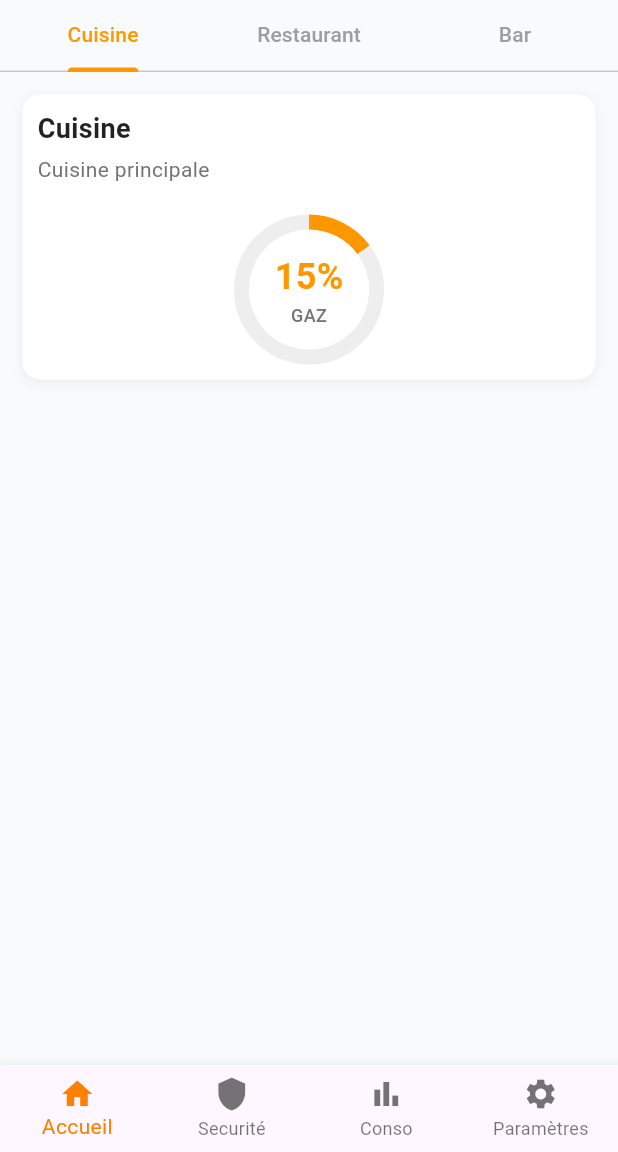
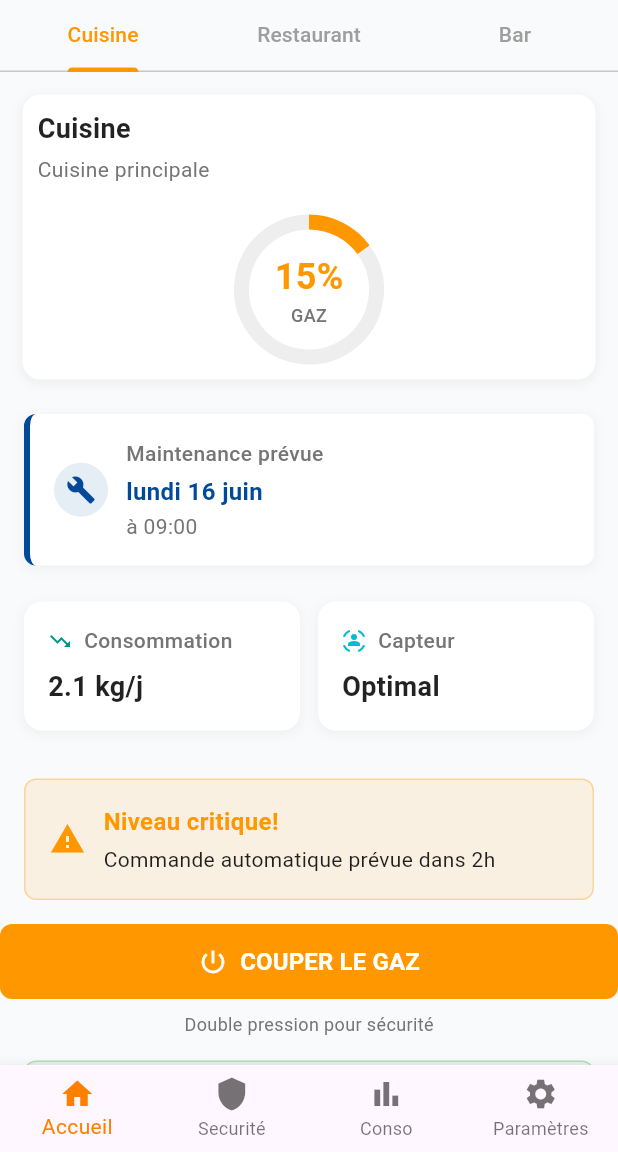
Before and after one commit to KudzoNelsam/gaz_connect, a Flutter app: the screen it shows after launch, on a phone screen of 412 x 824 dp, the part 84-1236 px from its top. Run offline on Flutter 3.47's test engine with Material 3 defaults, Android fonts, the phone set to English and light mode, and no system bars; drawn by our look-alikes of fl_chart; our stand-ins replace get.

Commit message:
Page Cuisine Fini

```diff
--- a/lib/app/modules/home/views/home_view.dart
+++ b/lib/app/modules/home/views/home_view.dart
@@ -1,6 +1,10 @@
 import 'package:flutter/material.dart';
+import 'package:gaz_connect/app/views/views/alert_card_view.dart';
+import 'package:gaz_connect/app/views/views/button_confirmation_view.dart';
 import 'package:gaz_connect/app/views/views/client_view.dart';
 import 'package:gaz_connect/app/views/views/graphique_donut_view.dart';
+import 'package:gaz_connect/app/views/views/info_personalisable_view.dart';
+import 'package:gaz_connect/app/views/views/prediction_widget_view.dart';
 
 import 'package:get/get.dart';
 
@@ -29,7 +33,18 @@ class HomeView extends GetView<HomeController> {
           Expanded(
             child: TabBarView(
               children: [
-                Center(child: getCuisineInfo()),
+                Center(
+                  child: Column(
+                    children: [
+                      getCuisineInfo(),
+                      getPredictionPersonnalisee(),
+                      getConsoAndCapteurInfo(),
+                      getCard(),
+                      getButtonConfirmerCoupure(),
+                      getCardLivraison(),
+                    ],
+                  ),
+                ),
                 Center(child: getRestaurantInfo()),
                 Center(child: getBarInfo()),
               ],
@@ -40,6 +55,22 @@ class HomeView extends GetView<HomeController> {
     );
     ;
     return ClientView(body: center);
+  }
+
+  Widget getCard() {
+    return AlertCardView(
+      titre: 'Niveau critique!',
+      message: 'Commande automatique prévue dans 2h',
+      type: TypeAlerte.avertissement,
+    );
+  }
+
+  Widget getCardLivraison() {
+    return AlertCardView(
+      titre: 'Demain 14h30',
+      message: 'Prochaine livraison',
+      type: TypeAlerte.succes,
+    );
   }
 
   Widget getCuisineInfo() {
@@ -65,6 +96,55 @@ class HomeView extends GetView<HomeController> {
     );
   }
 
+  Widget getButtonConfirmerCoupure() {
+    return ButtonConfirmationView(
+      onConfirmation: () {
+        print('Gaz coupé !');
+        Get.snackbar('Succès', 'Le gaz a été coupé');
+      },
+      onPremierePression: () {
+        print('Première pression détectée');
+      },
+    );
+  }
+
+  Widget getPredictionPersonnalisee() {
+    return PredictionWidgetView(
+      titre: 'Maintenance prévue',
+      date: 'lundi 16 juin',
+      heure: 'à 09:00',
+      couleurAccent: Color(0xFF004A99),
+      icone: Icons.build,
+    );
+  }
+
+  Widget getConsoAndCapteurInfo() {
+    return Padding(
+      padding: EdgeInsets.all(16),
+      child: Row(
+        children: [
+          Expanded(
+            child: InfoPersonalisableView(
+              titre: 'Consommation',
+              valeur: '2.1 kg/j',
+              icone: Icons.trending_down,
+              couleurIcone: Colors.teal,
+            ),
+          ),
+          SizedBox(width: 12),
+          Expanded(
+            child: InfoPersonalisableView(
+              titre: 'Capteur',
+              valeur: 'Optimal',
+              icone: Icons.sensor_occupied,
+              couleurIcone: Colors.cyan,
+            ),
+          ),
+        ],
+      ),
+    );
+  }
+
   Widget getRestaurantInfo() {
     return Text('Page Restaurant');
   }
--- /dev/null
+++ b/lib/app/views/views/alert_card_view.dart
@@ -0,0 +1,84 @@
+import 'package:flutter/material.dart';
+
+import 'package:get/get.dart';
+
+enum TypeAlerte { critique, avertissement, info, succes }
+
+class AlertCardView extends GetView {
+  final String titre;
+  final String message;
+  final TypeAlerte type;
+
+  const AlertCardView({
+    required this.titre,
+    required this.message,
+    required this.type,
+    super.key,
+  });
+  @override
+  Widget build(BuildContext context) {
+    final couleur = _getCouleur();
+    final icone = _getIcone();
+    return Container(
+      margin: EdgeInsets.all(16),
+      padding: EdgeInsets.all(16),
+      decoration: BoxDecoration(
+        color: couleur.withOpacity(0.1),
+        borderRadius: BorderRadius.circular(8),
+        border: Border.all(color: couleur.withOpacity(0.3), width: 1),
+      ),
+      child: Row(
+        children: [
+          Icon(icone, color: couleur, size: 24),
+          SizedBox(width: 12),
+          Expanded(
+            child: Column(
+              crossAxisAlignment: CrossAxisAlignment.start,
+              children: [
+                Text(
+                  titre,
+                  style: TextStyle(
+                    fontSize: 16,
+                    fontWeight: FontWeight.bold,
+                    color: couleur,
+                  ),
+                ),
+                SizedBox(height: 4),
+                Text(
+                  message,
+                  style: TextStyle(fontSize: 14, color: Colors.black87),
+                ),
+              ],
+            ),
+          ),
+        ],
+      ),
+    );
+  }
+
+  Color _getCouleur() {
+    switch (type) {
+      case TypeAlerte.critique:
+        return Colors.red;
+      case TypeAlerte.avertissement:
+        return Colors.orange;
+      case TypeAlerte.info:
+        return Colors.blue;
+      case TypeAlerte.succes:
+        return Colors.green;
+    }
+  }
+
+  IconData _getIcone() {
+    switch (type) {
+      case TypeAlerte.critique:
+        return Icons.error;
+      case TypeAlerte.avertissement:
+        return Icons.warning;
+      case TypeAlerte.info:
+        return Icons.info;
+      case TypeAlerte.succes:
+        return Icons.check_circle;
+    }
+  }
+}
--- /dev/null
+++ b/lib/app/views/views/button_confirmation_view.dart
@@ -0,0 +1,380 @@
+import 'package:flutter/material.dart';
+import 'package:get/get.dart';
+
+enum TypeNotification { snackBar, dialog, bottomSheet }
+
+class ButtonConfirmationView extends StatefulWidget {
+  // Textes personnalisables
+  final String texteInitial;
+  final String texteConfirmation;
+  final String sousTitreInitial;
+  final String sousTitreConfirmation;
+
+  // Notification personnalisable
+  final String titreNotification;
+  final String messageNotification;
+  final TypeNotification typeNotification;
+
+  // Couleurs personnalisables
+  final Color couleurInitiale;
+  final Color couleurConfirmation;
+
+  // Icône personnalisable
+  final IconData icone;
+
+  // Durées personnalisables
+  final int dureeResetSeconde;
+  final int dureeNotificationSeconde;
+
+  // Callbacks
+  final VoidCallback? onConfirmation;
+  final VoidCallback? onPremierePression;
+
+  // Messages de succès
+  final String? messageSucces;
+  final bool afficherMessageSucces;
+
+  const ButtonConfirmationView({
+    Key? key,
+    // Textes
+    this.texteInitial = 'COUPER LE GAZ',
+    this.texteConfirmation = 'CONFIRMER COUPURE',
+    this.sousTitreInitial = 'Double pression pour sécurité',
+    this.sousTitreConfirmation = 'Appuyez à nouveau pour confirmer',
+
+    // Notification
+    this.titreNotification = 'Première pression',
+    this.messageNotification = 'Appuyez à nouveau pour couper le gaz',
+    this.typeNotification = TypeNotification.snackBar,
+
+    // Couleurs
+    this.couleurInitiale = Colors.orange,
+    this.couleurConfirmation = Colors.red,
+
+    // Icône
+    this.icone = Icons.power_settings_new,
+
+    // Durées
+    this.dureeResetSeconde = 5,
+    this.dureeNotificationSeconde = 4,
+
+    // Callbacks
+    this.onConfirmation,
+    this.onPremierePression,
+
+    // Messages
+    this.messageSucces,
+    this.afficherMessageSucces = true,
+  }) : super(key: key);
+
+  @override
+  State<ButtonConfirmationView> createState() => _ButtonConfirmationViewState();
+}
+
+class _ButtonConfirmationViewState extends State<ButtonConfirmationView> {
+  bool _premierePression = false;
+
+  void _gererPression() {
+    if (!_premierePression) {
+      // Première pression
+      setState(() {
+        _premierePression = true;
+      });
+
+      // Callback première pression
+      if (widget.onPremierePression != null) {
+        widget.onPremierePression!();
+      }
+
+      // Afficher notification selon le type choisi
+      _afficherNotification();
+
+      // Reset automatique
+      Future.delayed(Duration(seconds: widget.dureeResetSeconde), () {
+        if (mounted && _premierePression) {
+          setState(() {
+            _premierePression = false;
+          });
+        }
+      });
+    } else {
+      // Deuxième pression - confirmer
+      _confirmerAction();
+    }
+  }
+
+  void _afficherNotification() {
+    switch (widget.typeNotification) {
+      case TypeNotification.snackBar:
+        _afficherSnackBar();
+        break;
+      case TypeNotification.dialog:
+        _afficherDialog();
+        break;
+      case TypeNotification.bottomSheet:
+        _afficherBottomSheet();
+        break;
+    }
+  }
+
+  void _afficherSnackBar() {
+    ScaffoldMessenger.of(context).showSnackBar(
+      SnackBar(
+        content: Row(
+          children: [
+            const Icon(Icons.info, color: Colors.white),
+            const SizedBox(width: 12),
+            Expanded(
+              child: Column(
+                crossAxisAlignment: CrossAxisAlignment.start,
+                mainAxisSize: MainAxisSize.min,
+                children: [
+                  Text(
+                    widget.titreNotification,
+                    style: const TextStyle(
+                      fontWeight: FontWeight.bold,
+                      fontSize: 16,
+                    ),
+                  ),
+                  const SizedBox(height: 2),
+                  Text(
+                    widget.messageNotification,
+                    style: const TextStyle(fontSize: 14),
+                  ),
+                ],
+              ),
+            ),
+          ],
+        ),
+        backgroundColor: Colors.grey[800],
+        duration: Duration(seconds: widget.dureeNotificationSeconde),
+        behavior: SnackBarBehavior.floating,
+        shape: RoundedRectangleBorder(borderRadius: BorderRadius.circular(8)),
+        margin: const EdgeInsets.all(16),
+      ),
+    );
+  }
+
+  void _afficherDialog() {
+    showDialog(
+      context: context,
+      barrierDismissible: true,
+      builder: (BuildContext context) {
+        return Dialog(
+          shape: RoundedRectangleBorder(
+            borderRadius: BorderRadius.circular(12),
+          ),
+          child: Container(
+            padding: const EdgeInsets.all(20),
+            child: Column(
+              mainAxisSize: MainAxisSize.min,
+              crossAxisAlignment: CrossAxisAlignment.start,
+              children: [
+                Row(
+                  children: [
+                    Icon(
+                      Icons.info_outline,
+                      color: widget.couleurConfirmation,
+                      size: 24,
+                    ),
+                    const SizedBox(width: 12),
+                    Text(
+                      widget.titreNotification,
+                      style: const TextStyle(
+                        fontSize: 18,
+                        fontWeight: FontWeight.bold,
+                        color: Colors.black87,
+                      ),
+                    ),
+                  ],
+                ),
+                const SizedBox(height: 12),
+                Text(
+                  widget.messageNotification,
+                  style: TextStyle(fontSize: 14, color: Colors.grey[600]),
+                ),
+                const SizedBox(height: 20),
+                Row(
+                  mainAxisAlignment: MainAxisAlignment.end,
+                  children: [
+                    TextButton(
+                      onPressed: () => Navigator.of(context).pop(),
+                      child: Text(
+                        'Compris',
+                        style: TextStyle(color: widget.couleurConfirmation),
+                      ),
+                    ),
+                  ],
+                ),
+              ],
+            ),
+          ),
+        );
+      },
+    );
+  }
+
+  void _afficherBottomSheet() {
+    showModalBottomSheet(
+      context: context,
+      shape: const RoundedRectangleBorder(
+        borderRadius: BorderRadius.vertical(top: Radius.circular(16)),
+      ),
+      backgroundColor: Colors.white,
+      builder: (BuildContext context) {
+        return Container(
+          padding: const EdgeInsets.all(20),
+          child: Column(
+            mainAxisSize: MainAxisSize.min,
+            children: [
+              Container(
+                width: 40,
+                height: 4,
+                decoration: BoxDecoration(
+                  color: Colors.grey[300],
+                  borderRadius: BorderRadius.circular(2),
+                ),
+              ),
+              const SizedBox(height: 20),
+              Row(
+                children: [
+                  Container(
+                    padding: const EdgeInsets.all(8),
+                    decoration: BoxDecoration(
+                      color: widget.couleurConfirmation.withOpacity(0.1),
+                      shape: BoxShape.circle,
+                    ),
+                    child: Icon(
+                      Icons.info,
+                      color: widget.couleurConfirmation,
+                      size: 24,
+                    ),
+                  ),
+                  const SizedBox(width: 16),
+                  Expanded(
+                    child: Column(
+                      crossAxisAlignment: CrossAxisAlignment.start,
+                      children: [
+                        Text(
+                          widget.titreNotification,
+                          style: const TextStyle(
+                            fontSize: 18,
+                            fontWeight: FontWeight.bold,
+                            color: Colors.black87,
+                          ),
+                        ),
+                        const SizedBox(height: 4),
+                        Text(
+                          widget.messageNotification,
+                          style: TextStyle(
+                            fontSize: 14,
+                            color: Colors.grey[600],
+                          ),
+                        ),
+                      ],
+                    ),
+                  ),
+                ],
+              ),
+              const SizedBox(height: 20),
+              SizedBox(
+                width: double.infinity,
+                child: ElevatedButton(
+                  onPressed: () => Navigator.of(context).pop(),
+                  style: ElevatedButton.styleFrom(
+                    backgroundColor: widget.couleurConfirmation,
+                    foregroundColor: Colors.white,
+                    padding: const EdgeInsets.symmetric(vertical: 12),
+                    shape: RoundedRectangleBorder(
+                      borderRadius: BorderRadius.circular(8),
+                    ),
+                  ),
+                  child: const Text('Compris'),
+                ),
+              ),
+              SizedBox(height: MediaQuery.of(context).viewInsets.bottom),
+            ],
+          ),
+        );
+      },
+    );
+  }
+
+  void _confirmerAction() {
+    setState(() {
+      _premierePression = false;
+    });
+
+    // Exécuter l'action de confirmation
+    if (widget.onConfirmation != null) {
+      widget.onConfirmation!();
+    }
+
+    // Afficher message de succès si demandé
+    if (widget.afficherMessageSucces) {
+      ScaffoldMessenger.of(context).showSnackBar(
+        SnackBar(
+          content: Row(
+            children: [
+              const Icon(Icons.check_circle, color: Colors.white),
+              const SizedBox(width: 8),
+              Text(widget.messageSucces ?? 'Action confirmée avec succès'),
+            ],
+          ),
+          backgroundColor: Colors.green,
+          duration: const Duration(seconds: 2),
+          behavior: SnackBarBehavior.floating,
+          shape: RoundedRectangleBorder(borderRadius: BorderRadius.circular(8)),
+        ),
+      );
+    }
+  }
+
+  @override
+  Widget build(BuildContext context) {
+    return Column(
+      children: [
+        SizedBox(
+          width: double.infinity,
+          height: 50,
+          child: ElevatedButton(
+            onPressed: _gererPression,
+            style: ElevatedButton.styleFrom(
+              backgroundColor: _premierePression
+                  ? widget.couleurConfirmation
+                  : widget.couleurInitiale,
+              foregroundColor: Colors.white,
+              shape: RoundedRectangleBorder(
+                borderRadius: BorderRadius.circular(8),
+              ),
+              elevation: 0,
+            ),
+            child: Row(
+              mainAxisAlignment: MainAxisAlignment.center,
+              children: [
+                Icon(widget.icone, size: 20),
+                const SizedBox(width: 8),
+                Text(
+                  _premierePression
+                      ? widget.texteConfirmation
+                      : widget.texteInitial,
+                  style: const TextStyle(
+                    fontSize: 16,
+                    fontWeight: FontWeight.bold,
+                  ),
+                ),
+              ],
+            ),
+          ),
+        ),
+        const SizedBox(height: 8),
+        Text(
+          _premierePression
+              ? widget.sousTitreConfirmation
+              : widget.sousTitreInitial,
+          style: TextStyle(fontSize: 12, color: Colors.grey[600]),
+        ),
+      ],
+    );
+  }
+}
--- /dev/null
+++ b/lib/app/views/views/info_personalisable_view.dart
@@ -0,0 +1,67 @@
+import 'package:flutter/material.dart';
+
+import 'package:get/get.dart';
+
+class InfoPersonalisableView extends GetView {
+  final String titre;
+  final String valeur;
+  final IconData icone;
+  final Color couleurIcone;
+  const InfoPersonalisableView({
+    required this.titre,
+    required this.valeur,
+    required this.icone,
+    required this.couleurIcone,
+    super.key,
+  });
+  @override
+  Widget build(BuildContext context) {
+    return Container(
+      padding: EdgeInsets.all(16),
+      decoration: BoxDecoration(
+        color: Colors.white,
+        borderRadius: BorderRadius.circular(12),
+        boxShadow: [
+          BoxShadow(
+            color: Colors.grey.withOpacity(0.1),
+            spreadRadius: 1,
+            blurRadius: 5,
+            offset: Offset(0, 2),
+          ),
+        ],
+      ),
+      child: Column(
+        crossAxisAlignment: CrossAxisAlignment.start,
+        mainAxisSize: MainAxisSize.min,
+        children: [
+          Row(
+            children: [
+              Icon(icone, color: couleurIcone, size: 16),
+              SizedBox(width: 8),
+              Flexible(
+                child: Text(
+                  titre,
+                  style: TextStyle(
+                    fontSize: 14,
+                    color: Colors.grey[600],
+                    fontWeight: FontWeight.w500,
+                  ),
+                  overflow: TextOverflow.ellipsis,
+                ),
+              ),
+            ],
+          ),
+          SizedBox(height: 8),
+          Text(
+            valeur,
+            style: TextStyle(
+              fontSize: 18,
+              fontWeight: FontWeight.bold,
+              color: Colors.black87,
+            ),
+          ),
+        ],
+      ),
+    );
+  }
+}
--- /dev/null
+++ b/lib/app/views/views/prediction_widget_view.dart
@@ -0,0 +1,85 @@
+import 'package:flutter/material.dart';
+
+import 'package:get/get.dart';
+
+class PredictionWidgetView extends GetView {
+  final String titre;
+  final String date;
+  final String heure;
+  final Color couleurAccent;
+  final IconData icone;
+  const PredictionWidgetView({
+    required this.titre,
+    required this.date,
+    required this.heure,
+    required this.couleurAccent,
+    required this.icone,
+    super.key,
+  });
+  @override
+  Widget build(BuildContext context) {
+    return Container(
+      margin: EdgeInsets.symmetric(vertical: 8, horizontal: 16),
+      decoration: BoxDecoration(
+        color: Colors.white,
+        borderRadius: BorderRadius.circular(8),
+        border: Border(left: BorderSide(color: couleurAccent, width: 4)),
+        boxShadow: [
+          BoxShadow(
+            color: Colors.grey.withOpacity(0.1),
+            spreadRadius: 1,
+            blurRadius: 5,
+            offset: Offset(0, 2),
+          ),
+        ],
+      ),
+      child: Padding(
+        padding: EdgeInsets.all(16),
+        child: Row(
+          children: [
+            // Icône
+            Container(
+              padding: EdgeInsets.all(8),
+              decoration: BoxDecoration(
+                color: couleurAccent.withOpacity(0.1),
+                shape: BoxShape.circle,
+              ),
+              child: Icon(icone, color: couleurAccent, size: 20),
+            ),
+            SizedBox(width: 12),
+            // Contenu texte
+            Expanded(
+              child: Column(
+                crossAxisAlignment: CrossAxisAlignment.start,
+                children: [
+                  Text(
+                    titre,
+                    style: TextStyle(
+                      fontSize: 14,
+                      color: Colors.grey[600],
+                      fontWeight: FontWeight.w500,
+                    ),
+                  ),
+                  SizedBox(height: 4),
+                  Text(
+                    date,
+                    style: TextStyle(
+                      fontSize: 16,
+                      fontWeight: FontWeight.bold,
+                      color: couleurAccent,
+                    ),
+                  ),
+                  SizedBox(height: 2),
+                  Text(
+                    heure,
+                    style: TextStyle(fontSize: 14, color: Colors.grey[600]),
+                  ),
+                ],
+              ),
+            ),
+          ],
+        ),
+      ),
+    );
+  }
+}
```
